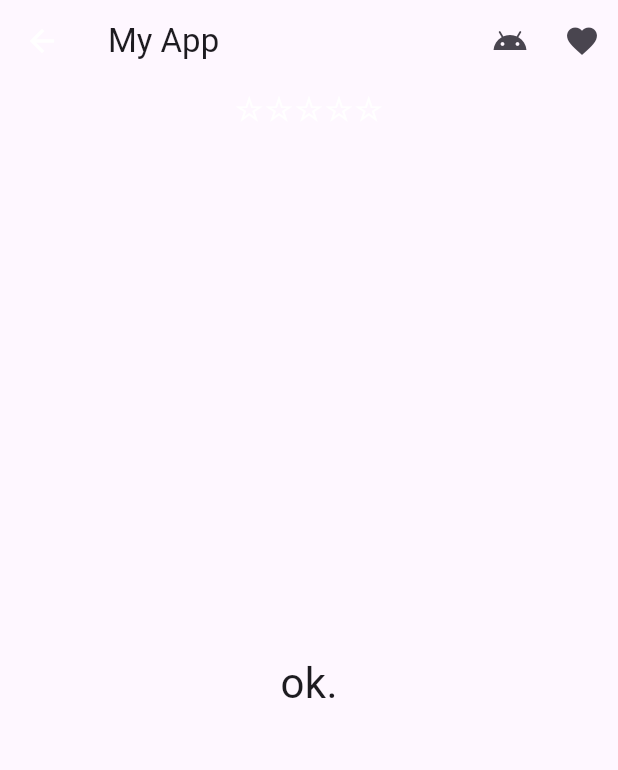
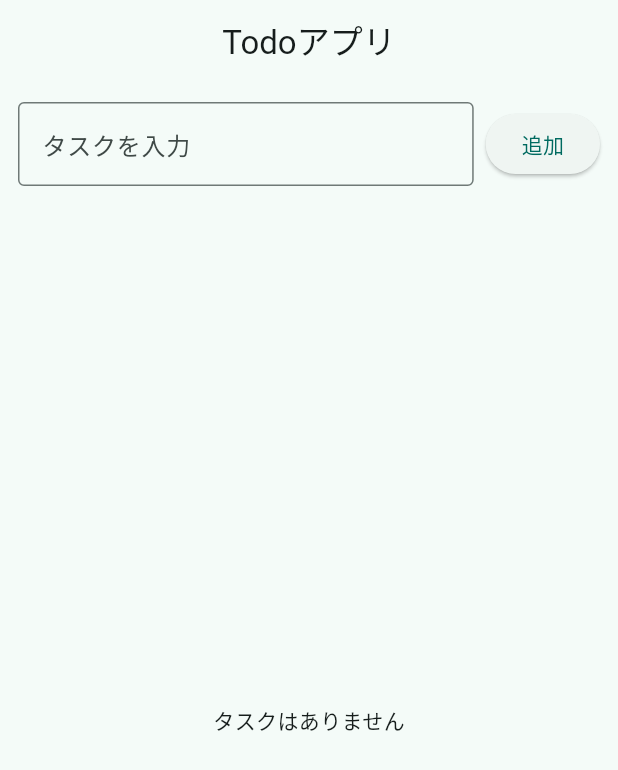
Before and after one commit to f24aa005/test, a Flutter app: the screen it shows after launch, on a phone screen of 412 x 824 dp. Shown: the top 770 px of the screen. Run offline on Flutter 3.47's test engine with Material 3 defaults, Android fonts, the phone set to English and light mode, and no system bars.

Commit message:
Todoアプリの作成

```diff
--- a/sample/lib/main.dart
+++ b/sample/lib/main.dart
@@ -1,96 +1,124 @@
 import 'package:flutter/material.dart';
 
 void main() {
-  runApp(new MyApp());
+  runApp(const MyApp());
 }
+
+class TodoItem {
+  String title;
+  bool isDone;
+
+  TodoItem({required this.title, this.isDone = false});
+}
+
 class MyApp extends StatelessWidget {
+  const MyApp({super.key});
 
   @override
   Widget build(BuildContext context) {
-    return new MaterialApp(
-      title: 'Generated App',
-      theme: new ThemeData(
-        primarySwatch: Colors.pink,
-        primaryColor: const Color(0xFFe91e63),
-
-        canvasColor: const Color(0xFFfafafa),
+    return MaterialApp(
+      title: 'Todoアプリ',
+      theme: ThemeData(
+        colorScheme: ColorScheme.fromSeed(seedColor: Colors.teal),
+        useMaterial3: true,
       ),
-      home: new MyHomePage(),
+      home: const TodoHomePage(),
     );
   }
 }
 
-class MyHomePage extends StatefulWidget {
-  MyHomePage({Key? key}) : super(key: key);
+class TodoHomePage extends StatefulWidget {
+  const TodoHomePage({super.key});
+
   @override
-  _MyHomePageState createState() => new _MyHomePageState();
+  State<TodoHomePage> createState() => _TodoHomePageState();
 }
 
-class _MyHomePageState extends State<MyHomePage> {
-  static var _message = 'ok.';
-  static var _stars = '☆☆☆☆☆';
-  static var _star = 0;
+class _TodoHomePageState extends State<TodoHomePage> {
+  final TextEditingController _controller = TextEditingController();
+  final List<TodoItem> _tasks = [];
+
+  void _addTask() {
+    final text = _controller.text.trim();
+    if (text.isEmpty) return;
+    setState(() {
+      _tasks.add(TodoItem(title: text));
+      _controller.clear();
+    });
+  }
+
+  void _toggleTask(int index) {
+    setState(() {
+      _tasks[index].isDone = !_tasks[index].isDone;
+    });
+  }
+
+  void _deleteTask(int index) {
+    setState(() {
+      _tasks.removeAt(index);
+    });
+  }
+
   @override
   Widget build(BuildContext context) {
-      return  Scaffold(
-        appBar:  AppBar(
-          title:  Text('My App'),
-          leading: BackButton(
-            color: Colors.white,
+    return Scaffold(
+      appBar: AppBar(
+        title: const Text('Todoアプリ'),
+        centerTitle: true,
       ),
-
-          actions: <Widget>[
-            IconButton(
-              icon: Icon(Icons.android),
-              tooltip: 'add star...',
-              onPressed: iconPressedA,
-              ),
-             IconButton(
-              icon: Icon(Icons.favorite),
-              tooltip: 'subtract star...',
-              onPressed: iconPressedB,
-              ),
-          ],
-          bottom: PreferredSize(
-            preferredSize: const Size.fromHeight(30.0),
-            child: Center(
-              child: Text(_stars,
-                style: TextStyle(
-                  fontSize: 22.0,
-                  color: Colors.white,
+      body: Column(
+        children: [
+          Padding(
+            padding: const EdgeInsets.all(12.0),
+            child: Row(
+              children: [
+                Expanded(
+                  child: TextField(
+                    controller: _controller,
+                    decoration: const InputDecoration(
+                      hintText: 'タスクを入力',
+                      border: OutlineInputBorder(),
                     ),
                   ),
                 ),
+                const SizedBox(width: 8),
+                ElevatedButton(
+                  onPressed: _addTask,
+                  child: const Text('追加'),
+                ),
+              ],
             ),
           ),
-
-        body: Center(
-          child: Text(
-            _message,
-            style: const TextStyle(
-              fontSize: 28.0,
+          Expanded(
+            child: _tasks.isEmpty
+                ? const Center(child: Text('タスクはありません'))
+                : ListView.builder(
+                    itemCount: _tasks.length,
+                    itemBuilder: (context, index) {
+                      final task = _tasks[index];
+                      return ListTile(
+                        leading: Checkbox(
+                          value: task.isDone,
+                          onChanged: (_) => _toggleTask(index),
                         ),
-          )
+                        title: Text(
+                          task.title,
+                          style: TextStyle(
+                            decoration: task.isDone
+                                ? TextDecoration.lineThrough
+                                : null,
+                          ),
+                        ),
+                        trailing: IconButton(
+                          icon: const Icon(Icons.delete),
+                          onPressed: () => _deleteTask(index),
+                        ),
+                      );
+                    },
+                  ),
+          ),
+        ],
       ),
     );
   }
-
-    void iconPressedA() {
-      _message = 'tap "android".';
-      _star++;
-      update();
 }
-    void iconPressedB() {
-      _message = 'tap "favorite".';
-      _star--;
-      update();
-    }
-
-    void update() {
-      _star = _star < 0 ? 0 : _star > 5 ? 5 : _star;
-      setState(() {
-        _stars = '★★★★★☆☆☆☆☆'.substring(5 - _star, 5 - _star + 5);
-        _message = _message + '[$_star]';
-      });
-    }
-}
```
Lines whose indentation alone changed are shown as unchanged.
